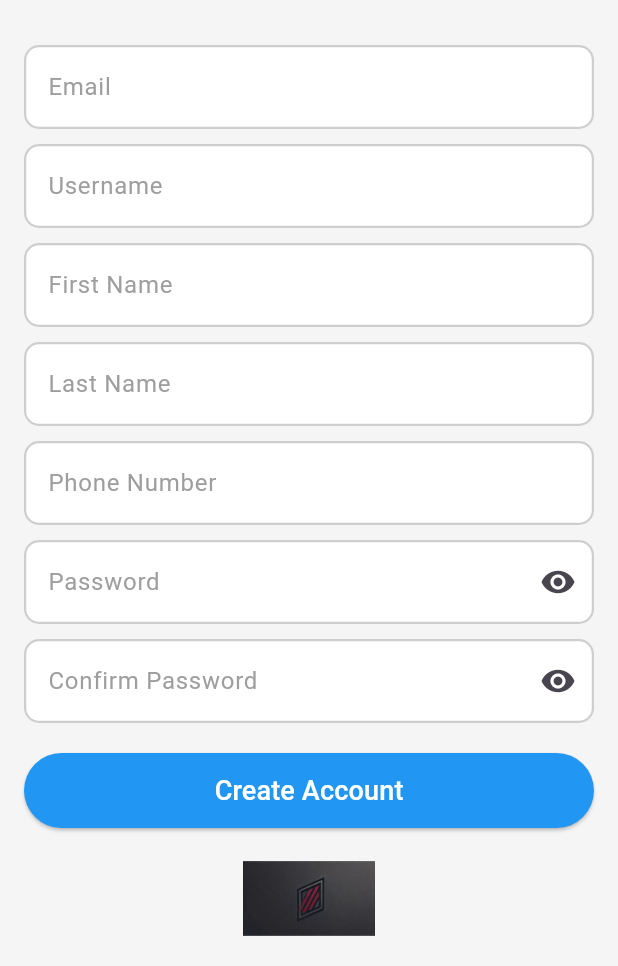
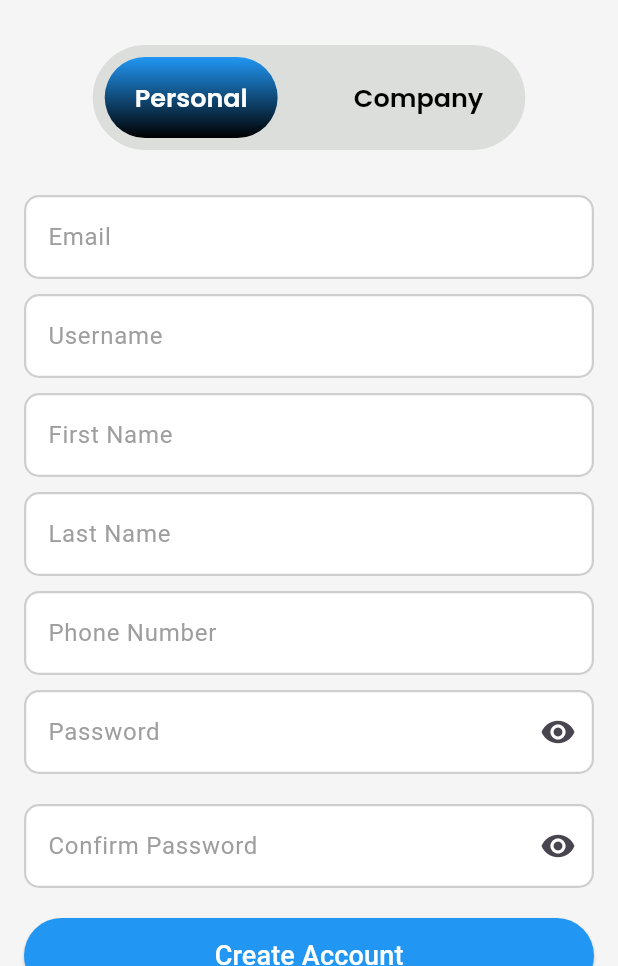
Before and after one commit to webvistapk/auto_uploader, a Flutter app: the RegisterScreen screen opened directly, on a phone screen of 412 x 824 dp, the part 270-1236 px from its top. Run offline on Flutter 3.47's test engine with Material 3 defaults, Android fonts, the phone set to English and light mode, and no system bars; our stand-ins replace flutter_spinkit, google_fonts, jwt_decoder, pinput, salomon_bottom_bar, shared_preferences and 1 more; missing offline and left inert: flutter_sliding_toast; accounts and stored records are empty.

Commit message:
done all

```diff
--- /dev/null
+++ b/lib/components/authentication_type_item.dart
@@ -0,0 +1,52 @@
+
+import 'package:flutter/material.dart';
+import 'package:mobile/common/app_text_styles.dart';
+
+class AuthenticationTypeItem extends StatelessWidget {
+  const AuthenticationTypeItem({
+    Key? key,
+    required this.text,
+    required this.isActive,
+    required this.onTap,
+  }) : super(key: key);
+
+  final String text;
+  final bool isActive;
+  final VoidCallback onTap;
+
+  @override
+  Widget build(BuildContext context) {
+    var size = MediaQuery.of(context).size;
+    return GestureDetector(
+      onTap: onTap,
+      child: AnimatedContainer(
+        duration: const Duration(milliseconds: 300),
+
+        padding:
+            const EdgeInsets.only(top: 15, bottom: 15, left: 20, right: 20),
+        decoration: BoxDecoration(
+          borderRadius: BorderRadius.circular(50),
+          gradient: isActive
+              ? const LinearGradient(
+                  begin: Alignment.topCenter,
+                  end: Alignment.bottomCenter,
+                  colors: [
+                    Colors.blue,
+                    Colors.black,
+                  ],
+                )
+              : null,
+        ),
+        child: Center(
+          child: Text(
+            text,
+            style: AppTextStyles.poppinsMedium().copyWith(
+                  color: isActive ? Colors.white : Colors.black,
+                  fontWeight: FontWeight.w600,
+                ),
+          ),
+        ),
+      ),
+    );
+  }
+}
--- /dev/null
+++ b/lib/components/authentication_type_view.dart
@@ -0,0 +1,44 @@
+
+
+import 'package:flutter/material.dart';
+import 'package:mobile/common/app_colors.dart';
+import 'package:mobile/components/authentication_type_item.dart';
+
+class AuthenticationTypeView extends StatelessWidget {
+  const AuthenticationTypeView({
+    Key? key,
+    required this.onTap,
+    required this.isActive,
+  }) : super(key: key);
+
+  final bool isActive;
+  final VoidCallback onTap;
+
+  @override
+  Widget build(BuildContext context) {
+   var size = MediaQuery.of(context).size;
+    return Container(
+     width: size.width*0.7,
+      decoration: BoxDecoration(
+        color: Color(0xffdcdedc),
+        borderRadius: BorderRadius.circular(50),
+      ),
+      padding: const EdgeInsets.symmetric(vertical: 8, horizontal: 8),
+      child: Row(
+        mainAxisAlignment: MainAxisAlignment.spaceBetween,
+        children: [
+          AuthenticationTypeItem(
+            text: 'Personal',
+            isActive: !isActive,
+            onTap: onTap,
+          ),
+          AuthenticationTypeItem(
+            text: 'Company',
+            isActive: isActive,
+            onTap: onTap,
+          ),
+        ],
+      ),
+    );
+  }
+}
--- a/lib/screens/profile/register_screen.dart
+++ b/lib/screens/profile/register_screen.dart
@@ -1,5 +1,6 @@
 import 'package:flutter/material.dart';
 import 'package:mobile/common/app_colors.dart';
+import 'package:mobile/components/authentication_type_view.dart';
 import 'package:mobile/controller/providers/authentication_provider.dart';
 import 'package:mobile/screens/profile/home_screen.dart';
 import 'package:mobile/screens/profile/login_screen.dart';
@@ -29,56 +30,10 @@ class _RegisterScreenState extends State<RegisterScreen> {
       TextEditingController();
   var formKey = GlobalKey<FormState>();
 
+  final TextEditingController _companyNameController = TextEditingController();
+  final TextEditingController _websiteUrl = TextEditingController();
+
   String _errorMessage = '';
-
-  // Future<void> _register() async {
-  //   final String email = _emailController.text;
-  //   final String username = _usernameController.text;
-  //   final String firstName = _firstNameController.text;
-  //   final String lastName = _lastNameController.text;
-  //   final String phoneNumber = _phoneNumberController.text;
-  //   final String password = _passwordController.text;
-  //   final String confirmPassword = _confirmPasswordController.text;
-
-  //   if (password != confirmPassword) {
-  //     setState(() {
-  //       _errorMessage = 'Passwords do not match.';
-  //     });
-  //     return;
-  //   }
-
-  //   try {
-  //     final String token = await UserService.registerUser(
-  //       email: email,
-  //       username: username,
-  //       firstName: firstName,
-  //       lastName: lastName,
-  //       phoneNumber: phoneNumber,
-  //       password: password,
-  //     );
-
-  //     if (token.isNotEmpty) {
-  //       // Store the token locally
-  //       await AppUtils.storeAuthToken(AppUtils.authToken, token);
-
-  //       // Navigate to the home page
-  //       if (context.mounted) {
-  //         Navigator.of(context).pushAndRemoveUntil(
-  //           MaterialPageRoute(builder: (context) => const HomeScreen()),
-  //           (Route<dynamic> route) => false, // Remove all previous routes
-  //         );
-  //       }
-  //     } else {
-  //       setState(() {
-  //         _errorMessage = 'Registration failed. Please try again.';
-  //       });
-  //     }
-  //   } catch (e) {
-  //     setState(() {
-  //       _errorMessage = 'An error occurred. Please try again.';
-  //     });
-  //   }
-  // }
 
   @override
   void initState() {
@@ -90,15 +45,18 @@ class _RegisterScreenState extends State<RegisterScreen> {
   bool x = false;
   bool y = false;
 
+  bool isAuthType = false;
+
   @override
   Widget build(BuildContext context) {
-    return SafeArea(
-      child: Scaffold(
+    return Scaffold(
       backgroundColor: AppColors.mainBgColor,
       body: Builder(builder: (context) {
         var pro = context.watch<AuthProvider>();
         return Column(
           children: [
+
+
             Expanded(
               child: SingleChildScrollView(
                 child: Padding(
@@ -109,7 +67,15 @@ class _RegisterScreenState extends State<RegisterScreen> {
                       children: [
                         const SizedBox(height: 100),
                         const AppLogo(width: 80, height: 80),
+
                         const SizedBox(height: 30),
+                        AuthenticationTypeView(onTap: (){
+                          setState(() {
+                            isAuthType = !isAuthType;
+                          });
+                        }, isActive: isAuthType),
+                        const SizedBox(height: 30),
+
                         TextFormField(
                           validator: (value) {
                             if (value!.isEmpty) {
@@ -202,6 +168,36 @@ class _RegisterScreenState extends State<RegisterScreen> {
                                       : Icon(Icons.visibility))),
                           obscureText: x,
                         ),
+                         const SizedBox(height: 10 ),
+                        if(isAuthType)...[
+                          TextFormField(
+                          validator: (value) {
+                            if (value == null || value.isEmpty) {
+                              return "Enter your Company name";
+                            }
+                            return null;
+                          },
+                          controller: _companyNameController,
+                          decoration: AppStyles.inputDecoration.copyWith(
+                            labelText: 'Company Name',
+                          ),
+                        ),
+
+                        const SizedBox(height: 10),
+                        TextFormField(
+                          validator: (value) {
+                            if (value == null || value.isEmpty) {
+                              return "Enter your Website Url";
+                            }
+                            return null;
+                          },
+                          controller: _websiteUrl,
+                          decoration: AppStyles.inputDecoration.copyWith(
+                            labelText: 'Website Url',
+                          ),
+                        ),
+
+                        ],
                         const SizedBox(height: 10),
                         TextFormField(
                           validator: (value) {
@@ -232,7 +228,7 @@ class _RegisterScreenState extends State<RegisterScreen> {
                                 child: CircularProgressIndicator.adaptive(),
                               )
                             : ElevatedButton(
-                                  onPressed: () async {
+                                onPressed: !isAuthType? () async {
                                   if (formKey.currentState!.validate()) {
                                     await pro.registerUser(
                                         context,
@@ -243,11 +239,10 @@ class _RegisterScreenState extends State<RegisterScreen> {
                                         _phoneNumberController.text.trim(),
                                         _passwordController.text.trim());
                                   }
-                                  }, // Trigger registration on button press
+                                } : (){}, // Trigger registration on button press
                                 style: ElevatedButton.styleFrom(
                                   backgroundColor: Colors.blue,
-                                    minimumSize:
-                                        const Size(double.infinity, 50),
+                                  minimumSize: const Size(double.infinity, 50),
                                   shape: RoundedRectangleBorder(
                                     borderRadius: BorderRadius.circular(50),
                                   ),
@@ -276,19 +271,19 @@ class _RegisterScreenState extends State<RegisterScreen> {
                               style: const TextStyle(color: Colors.red),
                             ),
                           ),
+                               const SizedBox(height: 10),
+            const TellusLogo(width: 100, height: 50),
+            const SizedBox(height: 20),
                       ],
                     ),
                   ),
                 ),
               ),
             ),
-              const SizedBox(height: 10),
-              const TellusLogo(width: 100, height: 50),
-              const SizedBox(height: 20),
+
           ],
         );
       }),
-      ),
     );
   }
 }
```
Lines whose indentation alone changed are shown as unchanged.
